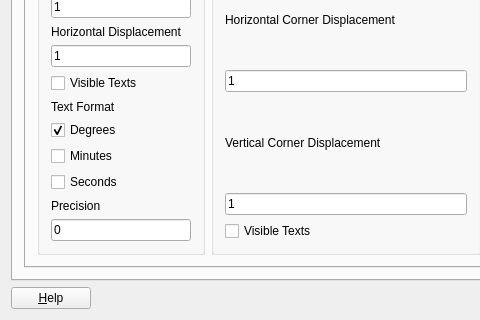
claudiobogossian/terraprint, file src/terralib/layout/qt/ui/GridSettings.ui: the form before one commit; both pictures show x 0 to 480 and y 301 to 621 of the 794 by 621 pixel window.
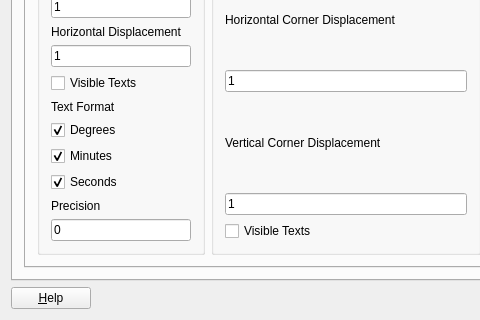
The form after the commit. The open tabs and pages were chosen to show the change.

Commit message: Shows degrees, minutes and seconds on the inicialation of geodesic grid

Diff of the .ui file:
```diff
--- a/src/terralib/layout/qt/ui/GridSettings.ui
+++ b/src/terralib/layout/qt/ui/GridSettings.ui
@@ -2215,6 +2215,9 @@
                   <property name="text">
                    <string>Minutes</string>
                   </property>
+                  <property name="checked">
+                   <bool>true</bool>
+                  </property>
                  </widget>
                 </item>
                 <item row="9" column="0">
@@ -2222,6 +2225,9 @@
                   <property name="text">
                    <string>Seconds</string>
                   </property>
+                  <property name="checked">
+                   <bool>true</bool>
+                  </property>
                  </widget>
                 </item>
                 <item row="10" column="0">
```
Left out of the diff: 6 changed lines with no effect on the pictures. The commit also changes 1 other file.
